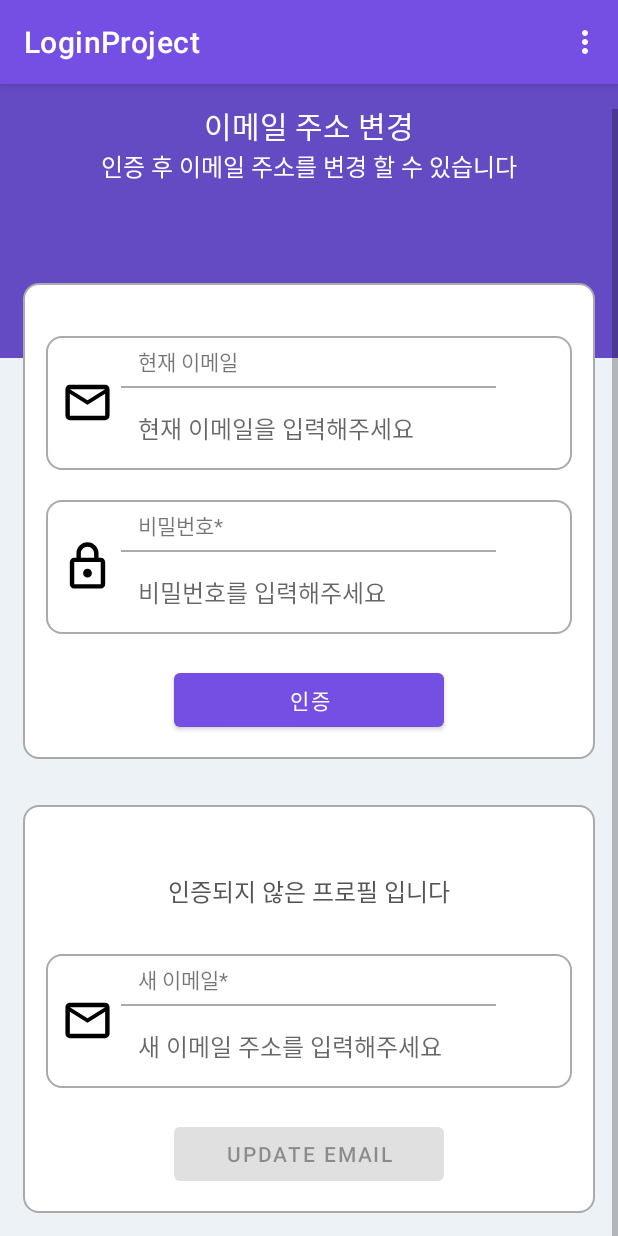
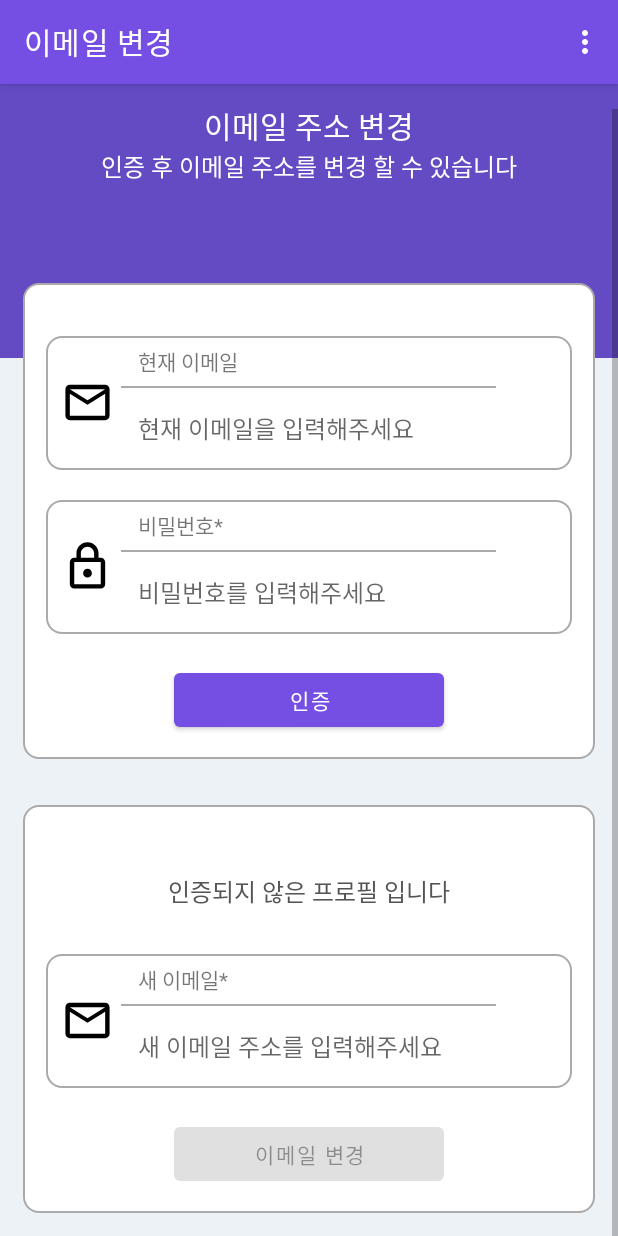
Before and after one commit to slthdwnsl/LoginProject, an Android app: the UpdateEmailActivity screen opened directly, with no data from a screen before it, scrolled down 17 dp, on a phone screen of 412 x 824 dp. Run offline under Robolectric (Android 15) with nearby library versions, the phone set to English and light mode, and no system bars; our stand-ins replace Firebase (no records; nobody signed in at launch, a user with empty details on screens opened directly).

Commit message:
Login Project

```diff
--- a/app/src/main/java/com/example/loginproject/UpdateEmailActivity.java
+++ b/app/src/main/java/com/example/loginproject/UpdateEmailActivity.java
@@ -40,6 +40,8 @@ public class UpdateEmailActivity extends AppCompatActivity {
     protected void onCreate(@Nullable Bundle savedInstanceState) {
         super.onCreate(savedInstanceState);
         setContentView(R.layout.activity_update_email);
+
+        getSupportActionBar().setTitle("이메일 변경");
 
         progressBar = findViewById(R.id.progressBar);
         editTextPwd = findViewById(R.id.editText_update_email_verify_password);
--- a/app/src/main/res/layout/activity_update_email.xml
+++ b/app/src/main/res/layout/activity_update_email.xml
@@ -262,7 +262,7 @@
                     android:layout_below="@id/RL_new_email"
                     android:layout_centerHorizontal="true"
                     android:layout_marginTop="20dp"
-                    android:text="Update Email" />
+                    android:text="이메일 변경" />
 
 
 
```
